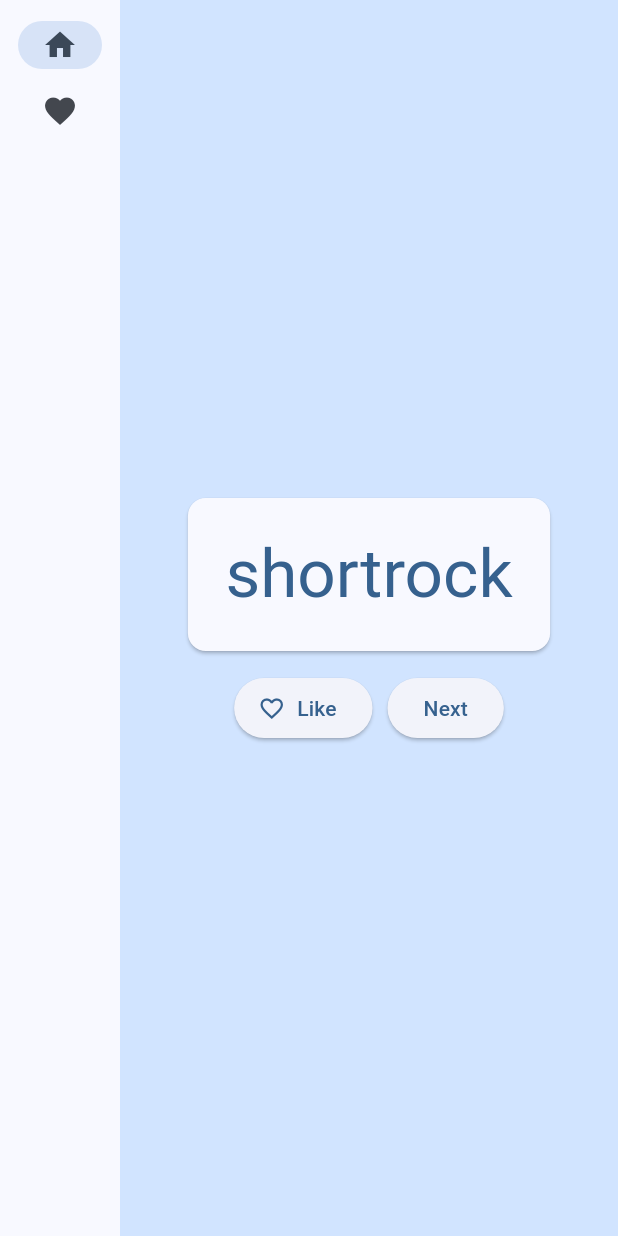
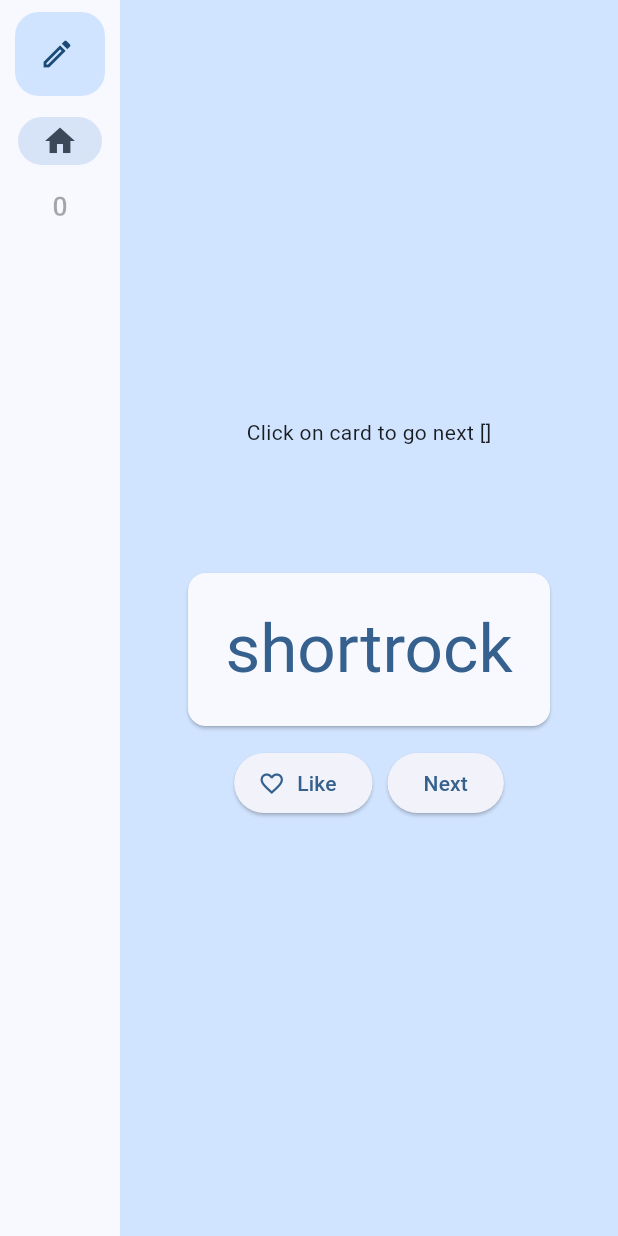
Before and after one commit to 3agoskin/namer_app, a Flutter app: the screen it shows after launch, on a phone screen of 412 x 824 dp. Run offline on Flutter 3.47's test engine with Material 3 defaults, Android fonts, the phone set to English and light mode, and no system bars.

Commit message:
feat(mainPage): add features

```diff
--- a/lib/main.dart
+++ b/lib/main.dart
@@ -56,33 +56,71 @@ class _MyHomePageState extends State<MyHomePage> {
 
   @override
   Widget build(BuildContext context) {
+    var appState = context.watch<MyAppState>();
+    var favorites = appState.favorites;
     Widget page;
     switch (selectedIndex) {
       case 0:
         page = GeneratorPage();
         break;
       case 1:
-        page = Placeholder();
+        page = FavoritePage();
         break;
       default:
         throw UnimplementedError('No widget for $selectedIndex');
     }
 
+    var theme = Theme.of(context);
+    TextStyle getTextStyle(int index) {
+      return theme.textTheme.labelMedium!.copyWith(
+          fontWeight:
+              index == selectedIndex ? FontWeight.bold : FontWeight.normal);
+    }
+    // var style = theme.textTheme.displayMedium!.copyWith(
+    //     color: isFavorite
+    //         ? theme.colorScheme.onPrimary
+    //         : theme.colorScheme.primary);
+
+    return LayoutBuilder(builder: (context, constraints) {
       return Scaffold(
         body: Row(
           children: [
             SafeArea(
               child: NavigationRail(
-              extended: false,
+                extended: constraints.maxWidth > 600,
+                minExtendedWidth: 170,
+                leading: FloatingActionButton.extended(
+                  elevation: 0,
+                  focusElevation: 0,
+                  hoverElevation: 0,
+                  isExtended: constraints.maxWidth > 600,
+                  onPressed: () => print('FAB'),
+                  backgroundColor: theme.colorScheme.primaryContainer,
+                  label: Text('Create pair'),
+                  icon: Icon(
+                    Icons.edit_outlined,
+                    color: theme.colorScheme.onPrimaryContainer,
+                  ),
+                ),
                 destinations: [
                   NavigationRailDestination(
-                  icon: Icon(Icons.home),
-                  label: Text('Home'),
+                      icon: Icon(Icons.home_outlined),
+                      label: Text(
+                        'Home',
+                        style: getTextStyle(0),
                       ),
+                      selectedIcon: Icon(Icons.home)),
                   NavigationRailDestination(
-                  icon: Icon(Icons.favorite),
-                  label: Text('Favorites'),
-                ),
+                      disabled: favorites.isEmpty,
+                      icon: favorites.isEmpty
+                          ? Icon(Icons.exposure_zero)
+                          : Icon(Icons.favorite_outline),
+                      label: Text(
+                          favorites.isEmpty
+                              ? 'No favorites'
+                              : 'Favorites (${favorites.length})',
+                          style: getTextStyle(1)),
+                      selectedIcon: Icon(Icons.favorite)),
                 ],
                 selectedIndex: selectedIndex,
                 onDestinationSelected: (value) {
@@ -96,6 +134,33 @@ class _MyHomePageState extends State<MyHomePage> {
               child: Container(
                 color: Theme.of(context).colorScheme.primaryContainer,
                 child: page,
+              ),
+            ),
+          ],
+        ),
+      );
+    });
+  }
+}
+
+class FavoritePage extends StatelessWidget {
+  @override
+  Widget build(BuildContext context) {
+    var appState = context.watch<MyAppState>();
+    var favorites = appState.favorites;
+
+    return Center(
+      child: Column(
+        mainAxisAlignment: MainAxisAlignment.center,
+        children: <Widget>[
+          for (var pair in favorites)
+            Card(
+              child: Padding(
+                padding: const EdgeInsets.all(25),
+                child: Text(
+                  pair.asLowerCase,
+                  semanticsLabel: pair.asPascalCase,
+                ),
               ),
             ),
         ],
@@ -121,6 +186,8 @@ class GeneratorPage extends StatelessWidget {
       child: Column(
         mainAxisAlignment: MainAxisAlignment.center,
         children: [
+          Text('Click on card to go next ${appState.favorites}'),
+          SizedBox(height: 80),
           BigCard(appState: appState),
           SizedBox(height: 10),
           Row(
@@ -130,12 +197,7 @@ class GeneratorPage extends StatelessWidget {
                 appState: appState,
               ),
               SizedBox(width: 10),
-              ElevatedButton(
-                onPressed: () {
-                  appState.getNext();
-                },
-                child: Text('Next'),
-              ),
+              NextButton(appState: appState),
             ],
           ),
         ],
@@ -144,7 +206,26 @@ class GeneratorPage extends StatelessWidget {
   }
 }
 
-class LikeButton extends StatelessWidget {
+class NextButton extends StatelessWidget {
+  const NextButton({
+    super.key,
+    required this.appState,
+  });
+
+  final MyAppState appState;
+
+  @override
+  Widget build(BuildContext context) {
+    return ElevatedButton(
+      onPressed: () {
+        appState.getNext();
+      },
+      child: Text('Next'),
+    );
+  }
+}
+
+class LikeButton extends StatefulWidget {
   const LikeButton({
     super.key,
     required this.appState,
@@ -153,16 +234,47 @@ class LikeButton extends StatelessWidget {
   final MyAppState appState;
 
   @override
+  State<LikeButton> createState() => _LikeButtonState();
+}
+
+class _LikeButtonState extends State<LikeButton> {
+  bool _hover = false;
+  @override
   Widget build(BuildContext context) {
-    final pair = appState.current;
-    final isFavorite = appState.favorites.contains(pair);
-    IconData icon = isFavorite ? Icons.cancel_outlined : Icons.favorite_outline;
+    void _incrementEnter(PointerEvent details) {
+      setState(() {
+        _hover = true;
+      });
+    }
+
+    void _incrementExit(PointerEvent details) {
+      setState(() {
+        _hover = false;
+      });
+    }
+
+    final pair = widget.appState.current;
+    final isFavorite = widget.appState.favorites.contains(pair);
+    Icon setIcon() {
+      IconData icon;
+      if (_hover) {
+        icon = isFavorite ? Icons.cancel : Icons.favorite;
+      } else {
+        icon = isFavorite ? Icons.cancel_outlined : Icons.favorite_outline;
+      }
+      return Icon(icon);
+    }
+
     String text = isFavorite ? 'Remove' : 'Like';
 
-    return ElevatedButton.icon(
-        onPressed: () => appState.toggleFavorite(),
-        icon: Icon(icon),
-        label: Text(text));
+    return MouseRegion(
+      onEnter: (event) => _incrementEnter(event),
+      onExit: (event) => _incrementExit(event),
+      child: ElevatedButton.icon(
+          onPressed: () => widget.appState.toggleFavorite(),
+          icon: setIcon(),
+          label: Text(text)),
+    );
   }
 }
 
@@ -185,12 +297,19 @@ class BigCard extends StatelessWidget {
             ? theme.colorScheme.onPrimary
             : theme.colorScheme.primary);
 
-    return Card(
-      color: isFavorite ? theme.colorScheme.primary : theme.colorScheme.surface,
+    return Tooltip(
+      message: 'Press and get new pair of words',
+      exitDuration: Duration(seconds: 1),
+      verticalOffset: 60,
+      waitDuration: Duration(seconds: 1),
+      preferBelow: false,
+      child: Card(
+        color:
+            isFavorite ? theme.colorScheme.primary : theme.colorScheme.surface,
         child: InkWell(
           splashColor: Colors.transparent,
+          hoverColor: Colors.transparent,
           onTap: () => appState.getNext(),
-        // mouseCursor: MouseCursor,
           child: Padding(
             padding: const EdgeInsets.all(25),
             child: Text(
@@ -200,6 +319,7 @@ class BigCard extends StatelessWidget {
             ),
           ),
         ),
+      ),
     );
   }
 }
```
Lines whose indentation alone changed are shown as unchanged.
